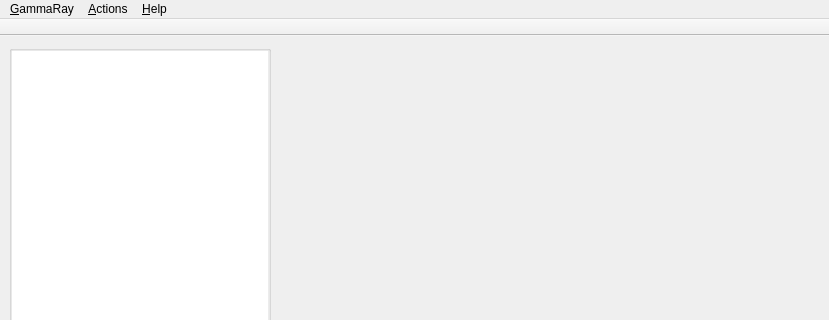
Old version of the form ui/mainwindow.ui in the repository KDAB/GammaRay; both pictures show x 0 to 829 and y 0 to 320 of the 829 by 600 pixel window.
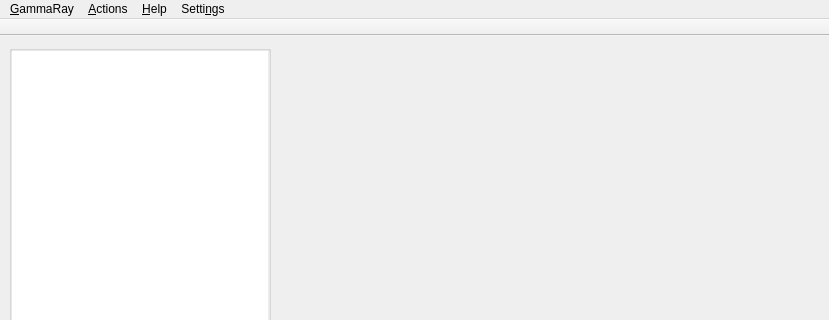
New version of the form. Icons and pictures are not drawn. Custom widgets are drawn as their Qt base class.

Diff of the .ui file:
```diff
--- a/ui/mainwindow.ui
+++ b/ui/mainwindow.ui
@@ -98,7 +98,7 @@
      <x>0</x>
      <y>0</y>
      <width>829</width>
-     <height>21</height>
+     <height>29</height>
     </rect>
    </property>
    <widget class="QMenu" name="menu_GammaRay">
@@ -124,9 +124,15 @@
      <string>&amp;Actions</string>
     </property>
    </widget>
+   <widget class="QMenu" name="menuSettings">
+    <property name="title">
+     <string>Setti&amp;ngs</string>
+    </property>
+   </widget>
    <addaction name="menu_GammaRay"/>
    <addaction name="actionsMenu"/>
    <addaction name="menu_Help"/>
+   <addaction name="menuSettings"/>
   </widget>
   <widget class="QToolBar" name="mainToolBar">
    <property name="windowTitle">
```
Left out of the diff: 11 changed lines with no effect on the pictures.
